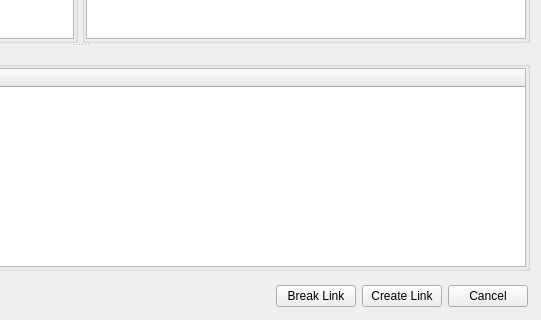
Old version of the form GUI/Qt/UComponentLinksWidget.ui in the repository aicommunity/Rdk; both pictures show x 381 to 922 and y 206 to 526 of the 922 by 526 pixel window.
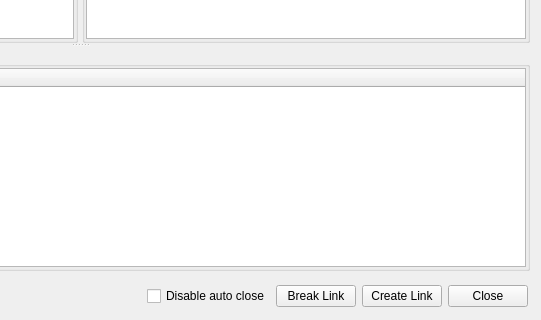
New version of the form.

Commit message: Add disable autoclose of the Links window

Patch:
```diff
--- a/GUI/Qt/UComponentLinksWidget.ui
+++ b/GUI/Qt/UComponentLinksWidget.ui
@@ -220,6 +220,13 @@
        </property>
       </spacer>
      </item>
+     <item>
+      <widget class="QCheckBox" name="autoCloseDisableCheckBox">
+       <property name="text">
+        <string>Disable auto close</string>
+       </property>
+      </widget>
+     </item>
      <item>
       <widget class="QPushButton" name="pushButtonBreakLink">
        <property name="text">
@@ -237,7 +244,7 @@
      <item>
       <widget class="QPushButton" name="pushButtonCancel">
        <property name="text">
-        <string>Cancel</string>
+        <string>Close</string>
        </property>
       </widget>
      </item>
```
The commit also changes 1 other file.
